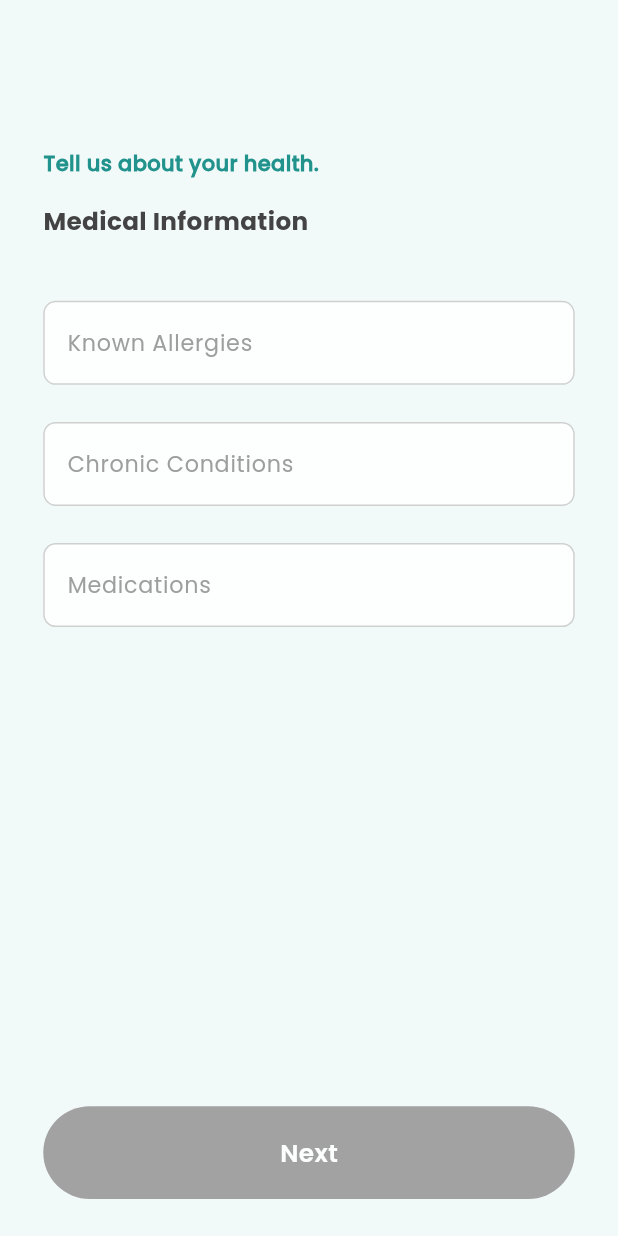
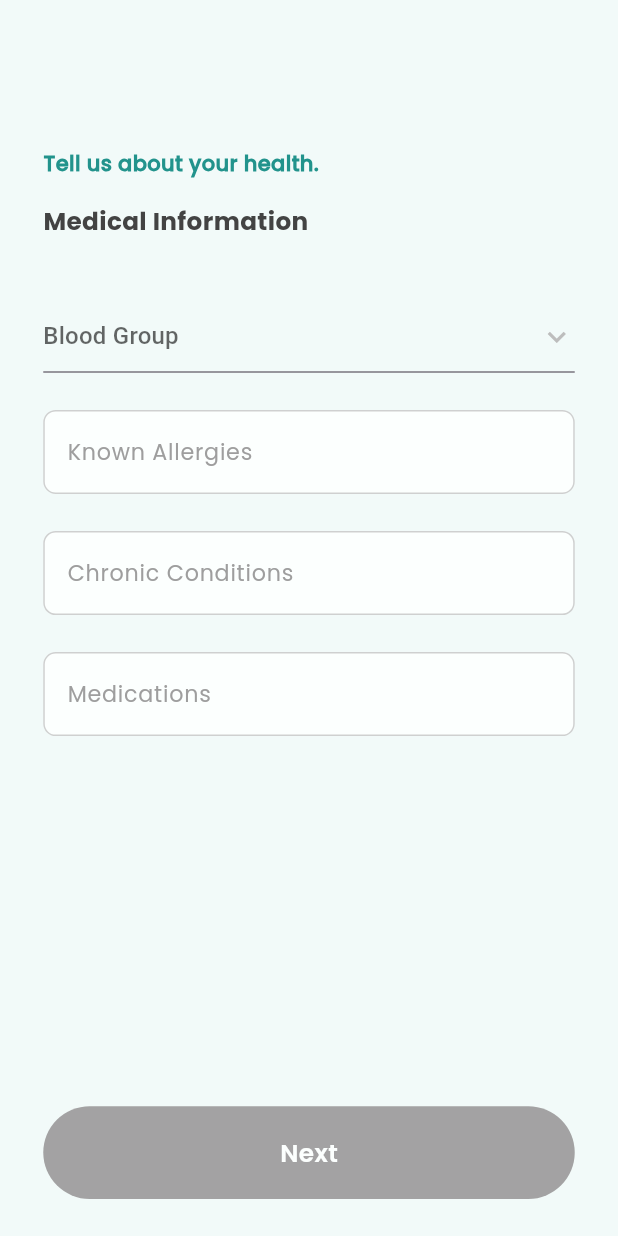
Before and after one commit to Shahwaiz24/Meditrace_App, a Flutter app: the MedicalInformationSignupView screen opened directly, on a phone screen of 412 x 824 dp. Run offline on Flutter 3.47's test engine with Material 3 defaults, Android fonts, the phone set to English and light mode, and no system bars; our stand-ins replace shared_preferences; accounts and stored records are empty.

Commit message:
Medical Information Screen Started

```diff
--- a/lib/Views/Sign Up View/Medical Information SignUp View/medical_information_signUp.dart
+++ b/lib/Views/Sign Up View/Medical Information SignUp View/medical_information_signUp.dart
@@ -1,5 +1,6 @@
 import 'package:flutter/material.dart';
 import 'package:meditrace_project/Components/button.dart';
+import 'package:meditrace_project/Components/custom_dropdown_menu.dart';
 import 'package:meditrace_project/Components/text_fields.dart';
 import 'package:meditrace_project/Services/utils.dart';
 import 'package:meditrace_project/Views/Sign%20Up%20View/Medical%20Information%20SignUp%20View/medical_information_viewModel_signUp.dart';
@@ -54,9 +55,22 @@ class MedicalInformationSignupView extends StatelessWidget {
             ),
             Consumer<MedicalInformationSignUpViewModel>(
                 builder: (context, model, child) {
+              return CustomDropdown(
+                  items: [],
+                  onChanged: (value) {},
+                  decoration: InputDecoration(),
+                  icon: Icon(Icons.keyboard_arrow_down_outlined),
+                  hint: Text('Blood Group'),
+                  itemstyle: TextStyle());
+            }),
+            SizedBox(
+              height: screenHeight * 0.030,
+            ),
+            Consumer<MedicalInformationSignUpViewModel>(
+                builder: (context, model, child) {
               return TextFields(
                   contentStyle: TextStyle(),
-                    onFocus: (value) {},
+                  onFocus: (value) {},
                   controller: knownAllergiesController,
                   enablefillColor:
                       AppColors.unFocusPrimaryColor.withOpacity(0.1),
@@ -75,7 +89,6 @@ class MedicalInformationSignupView extends StatelessWidget {
                           : Colors.grey,
                       fontFamily: 'Poppins Regular',
                       fontSize: screenHeight * 0.018),
-
                   Prefix: Text(''),
                   Suffix: Text(''),
                   isSuffix: false,
@@ -95,7 +108,7 @@ class MedicalInformationSignupView extends StatelessWidget {
                 builder: (context, model, child) {
               return TextFields(
                   contentStyle: TextStyle(),
-                    onFocus: (value) {},
+                  onFocus: (value) {},
                   controller: chronicConditionsController,
                   enablefillColor:
                       AppColors.unFocusPrimaryColor.withOpacity(0.1),
@@ -114,7 +127,6 @@ class MedicalInformationSignupView extends StatelessWidget {
                           : Colors.grey,
                       fontFamily: 'Poppins Regular',
                       fontSize: screenHeight * 0.018),
-
                   Prefix: Text(''),
                   Suffix: Text(''),
                   isSuffix: false,
@@ -134,7 +146,7 @@ class MedicalInformationSignupView extends StatelessWidget {
                 builder: (context, model, child) {
               return TextFields(
                   contentStyle: TextStyle(),
-                    onFocus: (value) {},
+                  onFocus: (value) {},
                   controller: medicationsController,
                   enablefillColor:
                       AppColors.unFocusPrimaryColor.withOpacity(0.1),
@@ -153,7 +165,6 @@ class MedicalInformationSignupView extends StatelessWidget {
                           : Colors.grey,
                       fontFamily: 'Poppins Regular',
                       fontSize: screenHeight * 0.018),
-
                   Prefix: Text(''),
                   Suffix: Text(''),
                   isSuffix: false,
@@ -186,15 +197,14 @@ class MedicalInformationSignupView extends StatelessWidget {
                     },
                     child: ButtonComponent(
                       decoration: BoxDecoration(
-                        color:  model.isUiFieldsFill
+                          color: model.isUiFieldsFill
                               ? AppColors.PrimaryBlueColor
                               : AppColors.unFocusPrimaryColor,
-                              borderRadius: BorderRadius.circular(screenWidth * 0.080)
-                      ),
+                          borderRadius:
+                              BorderRadius.circular(screenWidth * 0.080)),
                       screenHeight: screenHeight,
                       screenWidth: screenWidth,
                       ButtonHeight: 0.075,
-
                       child: Center(
                         child: model.isStart
                             ? Center(
--- a/lib/main.dart
+++ b/lib/main.dart
@@ -33,7 +33,7 @@ class MyApp extends StatelessWidget {
       ],
       child: MaterialApp(
         debugShowCheckedModeBanner: false,
-        home: SplashView(),
+        home: MedicalInformationSignupView(),
       ),
     );
   }
```
